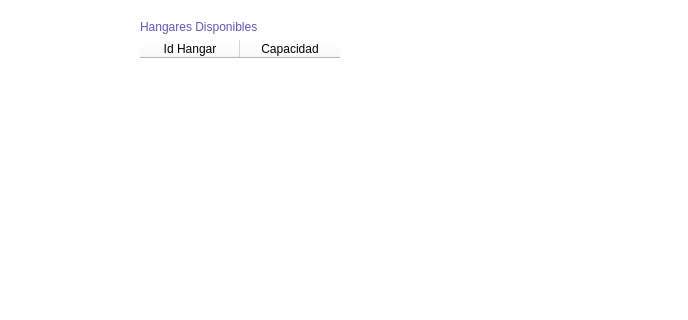
Old version of the form GUI/Resources/UI/ReservasRe.ui in the repository difer19/Gestor-de-Hangares; both pictures show x 433 to 1121 and y 0 to 320 of the 1121 by 574 pixel window.
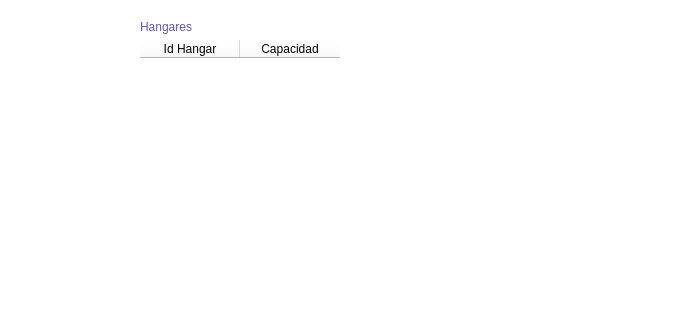
New version of the form.

```diff
--- a/GUI/Resources/UI/ReservasRe.ui
+++ b/GUI/Resources/UI/ReservasRe.ui
@@ -119,7 +119,7 @@
       <item>
        <widget class="QLabel" name="label_3">
         <property name="text">
-         <string>Hangares Disponibles</string>
+         <string>Hangares</string>
         </property>
        </widget>
       </item>
```
Left out of the diff: 18 changed lines with no effect on the pictures.
